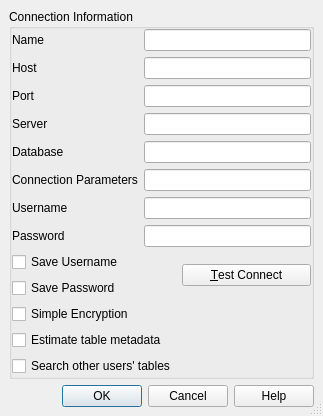
First picture: the form in qgis/src/plugins/sqlanywhere/sanewconnectionbase.ui, repository sourcepole/qgis, before the edit.
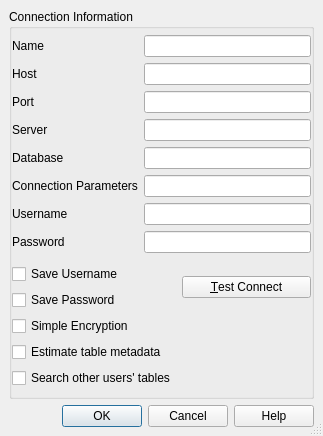
Second picture: the form after the edit.

Patch:
```diff
--- a/qgis/src/plugins/sqlanywhere/sanewconnectionbase.ui
+++ b/qgis/src/plugins/sqlanywhere/sanewconnectionbase.ui
@@ -1,12 +1,12 @@
 <ui version="4.0" >
  <class>SaNewConnectionBase</class>
- <widget class="QDialog" name="SaNewConnectionBase" >
-  <property name="geometry" >
+ <widget class="QDialog" name="SaNewConnectionBase">
+  <property name="geometry">
    <rect>
     <x>0</x>
     <y>0</y>
     <width>323</width>
-    <height>274</height>
+    <height>436</height>
    </rect>
   </property>
   <property name="sizePolicy" >
@@ -80,9 +80,9 @@
            </widget>
           </item>
           <item>
-           <widget class="QLabel" name="TextLabel3" >
-            <property name="text" >
-		<string>Port</string>
+           <widget class="QLabel" name="TextLabel3">
+            <property name="text">
+             <string>Port</string>
             </property>
             <property name="buddy" >
              <cstring>txtPort</cstring>
@@ -196,7 +196,7 @@
             <property name="toolTip" >
 		<string>Database username</string>
             </property>
-	   </widget>
+           </widget>
           </item>
           <item>
            <widget class="QLineEdit" name="txtPassword" >
@@ -288,7 +288,7 @@
    </item>
   </layout>
  </widget>
- <layoutdefault spacing="6" margin="11" />
+ <layoutdefault spacing="6" margin="11"/>
  <tabstops>
   <tabstop>txtName</tabstop>
   <tabstop>txtHost</tabstop>
```
Left out of the diff: 231 changed lines with no effect on the pictures.
